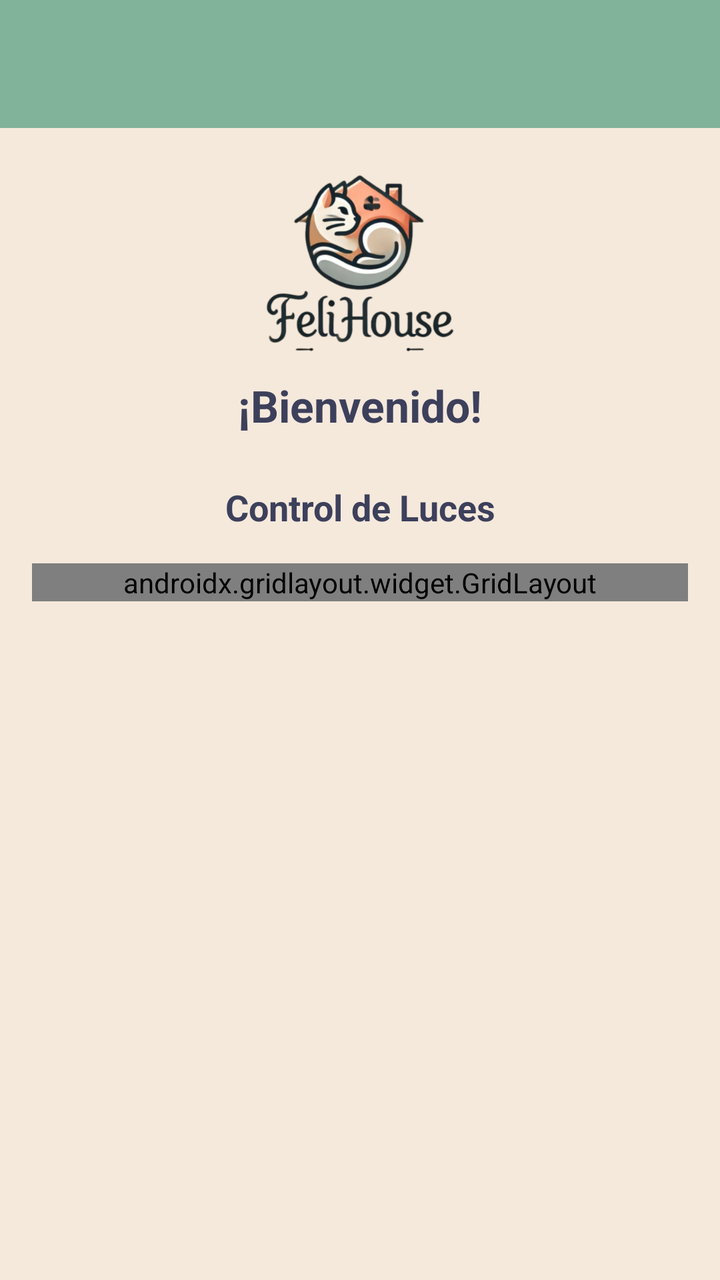
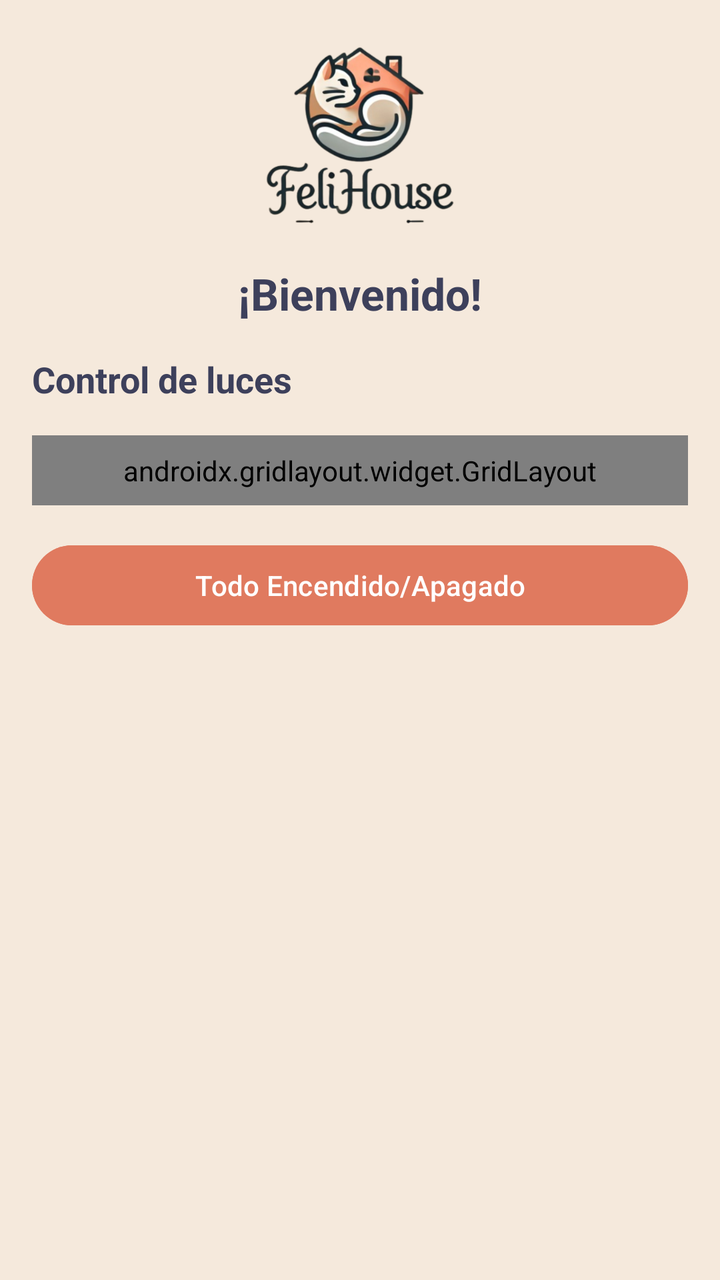

Before-and-after screenshots of an Android layout around one commit, followed by the original layout XML and the change that was made.
<!-- AndroidManifest.xml: application theme Theme.FeliHouse -->
<!-- res/layout/activity_dashboard.xml -->
<androidx.drawerlayout.widget.DrawerLayout
    xmlns:android="http://schemas.android.com/apk/res/android"
    xmlns:app="http://schemas.android.com/apk/res-auto"
    xmlns:tools="http://schemas.android.com/tools"
    android:layout_width="match_parent"
    android:layout_height="match_parent"
    android:id="@+id/main"
    tools:context=".ui.DashboardActivity">

<androidx.constraintlayout.widget.ConstraintLayout
    android:layout_width="match_parent"
    android:layout_height="match_parent"
    android:background="#F5E9DC">

    
    <androidx.appcompat.widget.Toolbar
        android:id="@+id/toolbar"
        android:layout_width="0dp"
        android:layout_height="wrap_content"
        android:background="#81B29A"
        android:elevation="4dp"
        app:layout_constraintTop_toTopOf="parent"
        app:layout_constraintStart_toStartOf="parent"
        app:layout_constraintEnd_toEndOf="parent"
        app:popupTheme="@style/ThemeOverlay.AppCompat.Light"
        android:title="FeliHouse"
        android:titleTextColor="#FFFFFF" />

    

    <ImageView
        android:id="@+id/app_logo"
        android:layout_width="100dp"
        android:layout_height="100dp"
        android:layout_marginTop="16dp"
        android:contentDescription="Logo de la app"
        android:src="@drawable/logosinfondo"
        app:layout_constraintEnd_toEndOf="parent"
        app:layout_constraintStart_toStartOf="parent"
        app:layout_constraintTop_toBottomOf="@id/toolbar"/>

    <TextView
        android:id="@+id/greeting_text"
        android:layout_width="wrap_content"
        android:layout_height="wrap_content"
        android:text="¡Bienvenido!"
        android:textColor="#3D405B"
        android:textSize="22sp"
        android:textStyle="bold"
        android:layout_marginTop="8dp"
        app:layout_constraintTop_toBottomOf="@id/app_logo"
        app:layout_constraintStart_toStartOf="parent"
        app:layout_constraintEnd_toEndOf="parent" />

    
    <TextView
        android:id="@+id/lights_section_title"
        android:layout_width="wrap_content"
        android:layout_height="wrap_content"
        android:text="Control de Luces"
        android:textColor="#3D405B"
        android:textSize="18sp"
        android:textStyle="bold"
        android:layout_marginTop="24dp"
        app:layout_constraintTop_toBottomOf="@id/greeting_text"
        app:layout_constraintStart_toStartOf="parent"
        app:layout_constraintEnd_toEndOf="parent" />

    <androidx.gridlayout.widget.GridLayout
        android:id="@+id/lights_grid"
        android:layout_width="0dp"
        android:layout_height="wrap_content"
        android:layout_margin="16dp"
        android:layout_marginTop="44dp"
        app:columnCount="2"
        app:layout_constraintEnd_toEndOf="parent"
        app:layout_constraintHorizontal_bias="1.0"
        app:layout_constraintStart_toStartOf="parent"
        app:layout_constraintTop_toBottomOf="@id/lights_section_title">

        
        <Button
            android:id="@+id/button_garage_light"
            android:layout_width="0dp"
            android:layout_height="wrap_content"
            android:layout_margin="8dp"
            android:backgroundTint="#81B29A"
            android:text="Cochera"
            android:textColor="#FFFFFF"
            app:layout_columnWeight="1"
            app:layout_rowWeight="1" />

        <Button
            android:id="@+id/button_master_room_light"
            android:layout_width="0dp"
            android:layout_height="wrap_content"
            android:layout_margin="8dp"
            android:backgroundTint="#81B29A"
            android:text="Cuarto Principal"
            android:textColor="#FFFFFF"
            app:layout_columnWeight="1"
            app:layout_rowWeight="1" />

        <Button
            android:id="@+id/button_secondary_room1_light"
            android:layout_width="0dp"
            android:layout_height="wrap_content"
            android:layout_margin="8dp"
            android:backgroundTint="#81B29A"
            android:text="Cuarto Secundario 1"
            android:textColor="#FFFFFF"
            app:layout_columnWeight="1"
            app:layout_rowWeight="1" />

        <Button
            android:id="@+id/button_secondary_room2_light"
            android:layout_width="0dp"
            android:layout_height="wrap_content"
            android:layout_margin="8dp"
            android:backgroundTint="#81B29A"
            android:text="Cuarto Secundario 2"
            android:textColor="#FFFFFF"
            app:layout_columnWeight="1"
            app:layout_rowWeight="1" />

        <Button
            android:id="@+id/button_living_room_light1"
            android:layout_width="0dp"
            android:layout_height="wrap_content"
            android:layout_margin="8dp"
            android:backgroundTint="#81B29A"
            android:text="Sala 1"
            android:textColor="#FFFFFF"
            app:layout_columnWeight="1"
            app:layout_rowWeight="1" />

        <Button
            android:id="@+id/button_living_room_light2"
            android:layout_width="0dp"
            android:layout_height="wrap_content"
            android:layout_margin="8dp"
            android:backgroundTint="#81B29A"
            android:text="Cocina"
            android:textColor="#FFFFFF"
            app:layout_columnWeight="1"
            app:layout_rowWeight="1" />

        <Button
            android:id="@+id/button_hallway_light"
            android:layout_width="0dp"
            android:layout_height="wrap_content"
            android:layout_margin="8dp"
            android:backgroundTint="#81B29A"
            android:text="Pasadizo"
            android:textColor="#FFFFFF"
            app:layout_columnWeight="1"
            app:layout_rowWeight="1" />

        <Button
            android:id="@+id/button_exterior_light1"
            android:layout_width="0dp"
            android:layout_height="wrap_content"
            android:layout_margin="8dp"
            android:backgroundTint="#81B29A"
            android:text="Exterior 1"
            android:textColor="#FFFFFF"
            app:layout_columnWeight="1"
            app:layout_rowWeight="1" />

        <Button
            android:id="@+id/button_bathroom_light"
            android:layout_width="0dp"
            android:layout_height="wrap_content"
            android:layout_margin="8dp"
            android:backgroundTint="#81B29A"
            android:text="Baño"
            android:textColor="#FFFFFF"
            app:layout_columnWeight="1"
            app:layout_rowWeight="1" />

        <Button
            android:id="@+id/button_all_lights"
            android:layout_width="361dp"
            android:layout_height="63dp"
            android:layout_margin="8dp"
            android:backgroundTint="#E07A5F"
            android:text="Todo Encendido/Apagado"
            android:textColor="#FFFFFF"
            app:layout_columnSpan="2" />
    </androidx.gridlayout.widget.GridLayout>

</androidx.constraintlayout.widget.ConstraintLayout>

    
    <com.google.android.material.navigation.NavigationView
        android:id="@+id/navigation_view"
        android:layout_width="wrap_content"
        android:layout_height="match_parent"
        android:layout_gravity="start"
        android:background="#FFFFFF"
        app:menu="@menu/drawer_menu" />
</androidx.drawerlayout.widget.DrawerLayout>
<!-- resources referenced by this layout -->
<resources>
  <!-- drawable logosinfondo: webp bitmap (drawable, 144903 bytes) -->
  <style name="Theme.FeliHouse" parent="Theme.Material3.DayNight.NoActionBar">
          
          
      </style>
</resources>

<!-- the commit's change to res/layout/activity_dashboard.xml (unified diff, before → after) -->
@@ -1,202 +1,335 @@
-<androidx.drawerlayout.widget.DrawerLayout
+<ScrollView
     xmlns:android="http://schemas.android.com/apk/res/android"
     xmlns:app="http://schemas.android.com/apk/res-auto"
-    xmlns:tools="http://schemas.android.com/tools"
     android:layout_width="match_parent"
     android:layout_height="match_parent"
-    android:id="@+id/main"
-    tools:context=".ui.DashboardActivity">
-
-<androidx.constraintlayout.widget.ConstraintLayout
-    android:layout_width="match_parent"
-    android:layout_height="match_parent"
-    android:background="#F5E9DC">
-
-    
-    <androidx.appcompat.widget.Toolbar
-        android:id="@+id/toolbar"
-        android:layout_width="0dp"
+    android:padding="16dp"
+    android:background="@color/melon"
+    android:fillViewport="true">
+
+    <LinearLayout
+        android:layout_width="match_parent"
         android:layout_height="wrap_content"
-        android:background="#81B29A"
-        android:elevation="4dp"
-        app:layout_constraintTop_toTopOf="parent"
-        app:layout_constraintStart_toStartOf="parent"
-        app:layout_constraintEnd_toEndOf="parent"
-        app:popupTheme="@style/ThemeOverlay.AppCompat.Light"
-        android:title="FeliHouse"
-        android:titleTextColor="#FFFFFF" />
-
-    
-
-    <ImageView
-        android:id="@+id/app_logo"
-        android:layout_width="100dp"
-        android:layout_height="100dp"
-        android:layout_marginTop="16dp"
-        android:contentDescription="Logo de la app"
-        android:src="@drawable/logosinfondo"
-        app:layout_constraintEnd_toEndOf="parent"
-        app:layout_constraintStart_toStartOf="parent"
-        app:layout_constraintTop_toBottomOf="@id/toolbar"/>
-
-    <TextView
-        android:id="@+id/greeting_text"
-        android:layout_width="wrap_content"
-        android:layout_height="wrap_content"
-        android:text="¡Bienvenido!"
-        android:textColor="#3D405B"
-        android:textSize="22sp"
-        android:textStyle="bold"
-        android:layout_marginTop="8dp"
-        app:layout_constraintTop_toBottomOf="@id/app_logo"
-        app:layout_constraintStart_toStartOf="parent"
-        app:layout_constraintEnd_toEndOf="parent" />
-
-    
-    <TextView
-        android:id="@+id/lights_section_title"
-        android:layout_width="wrap_content"
-        android:layout_height="wrap_content"
-        android:text="Control de Luces"
-        android:textColor="#3D405B"
-        android:textSize="18sp"
-        android:textStyle="bold"
-        android:layout_marginTop="24dp"
-        app:layout_constraintTop_toBottomOf="@id/greeting_text"
-        app:layout_constraintStart_toStartOf="parent"
-        app:layout_constraintEnd_toEndOf="parent" />
-
-    <androidx.gridlayout.widget.GridLayout
-        android:id="@+id/lights_grid"
-        android:layout_width="0dp"
-        android:layout_height="wrap_content"
-        android:layout_margin="16dp"
-        android:layout_marginTop="44dp"
-        app:columnCount="2"
-        app:layout_constraintEnd_toEndOf="parent"
-        app:layout_constraintHorizontal_bias="1.0"
-        app:layout_constraintStart_toStartOf="parent"
-        app:layout_constraintTop_toBottomOf="@id/lights_section_title">
+        android:orientation="vertical">
+
+        
+        <ImageView
+            android:id="@+id/app_logo"
+            android:layout_width="100dp"
+            android:layout_height="100dp"
+            android:layout_gravity="center"
+            android:src="@drawable/logosinfondo"
+            android:contentDescription="@string/logo"
+            android:layout_marginBottom="16dp" />
+
+        <TextView
+            android:id="@+id/greeting_text"
+            android:layout_width="wrap_content"
+            android:layout_height="wrap_content"
+            android:text="@string/bienvenida"
+            android:textColor="#3D405B"
+            android:textSize="22sp"
+            android:textStyle="bold"
+            android:layout_gravity="center"
+            android:layout_marginBottom="16dp" />
+
+        
+        <TextView
+            android:id="@+id/lights_section_title"
+            android:layout_width="wrap_content"
+            android:layout_height="wrap_content"
+            android:layout_marginBottom="16dp"
+            android:text="@string/luces"
+            android:textColor="#3D405B"
+            android:textSize="18sp"
+            android:textStyle="bold" />
+
+        <androidx.gridlayout.widget.GridLayout
+            android:layout_width="match_parent"
+            android:layout_height="wrap_content"
+            app:columnCount="2"
+            android:padding="8dp">
+
+            
+            <LinearLayout
+                android:layout_width="0dp"
+                android:layout_height="57dp"
+                android:layout_margin="8dp"
+                android:background="@drawable/switch_background"
+                android:elevation="4dp"
+                android:orientation="horizontal"
+                android:padding="16dp"
+                app:layout_columnWeight="1">
+
+                <ImageView
+                    android:layout_width="24dp"
+                    android:layout_height="24dp"
+                    android:layout_marginEnd="8dp"
+                    android:src="@drawable/cama" />
+
+                <TextView
+                    android:layout_width="0dp"
+                    android:layout_height="wrap_content"
+                    android:layout_weight="1"
+                    android:text="@string/cuarto_principal"
+                    android:textColor="@color/blanco"
+                    android:textSize="13sp"
+                    android:textStyle="bold" />
+
+                <androidx.appcompat.widget.SwitchCompat
+                    android:id="@+id/switch_master_room"
+                    android:layout_width="wrap_content"
+                    android:layout_height="wrap_content"
+                    android:thumbTint="@color/blanco"
+                    android:trackTint="@color/verde" />
+
+            </LinearLayout>
+
+            
+
+            
+            <LinearLayout
+                android:layout_width="0dp"
+                android:layout_height="57dp"
+                android:layout_margin="8dp"
+                android:background="@drawable/switch_background"
+                android:elevation="4dp"
+                android:orientation="horizontal"
+                android:padding="16dp"
+                app:layout_columnWeight="1">
+
+                <ImageView
+                    android:layout_width="24dp"
+                    android:layout_height="24dp"
+                    android:layout_marginEnd="8dp"
+                    android:src="@drawable/cama" />
+
+                <TextView
+                    android:layout_width="0dp"
+                    android:layout_height="wrap_content"
+                    android:layout_weight="1"
+                    android:text="@string/cuarto_secundario"
+                    android:textColor="@color/blanco"
+                    android:textSize="8sp"
+                    android:textStyle="bold" />
+
+                <androidx.appcompat.widget.SwitchCompat
+                    android:id="@+id/switch_secondary_room"
+                    android:layout_width="wrap_content"
+                    android:layout_height="wrap_content"
+                    android:thumbTint="@color/blanco"
+                    android:trackTint="@color/verde" />
+            </LinearLayout>
+
+            <LinearLayout
+                android:layout_width="0dp"
+                android:layout_height="57dp"
+                android:layout_margin="8dp"
+                android:background="@drawable/switch_background"
+                android:elevation="4dp"
+                android:orientation="horizontal"
+                android:padding="16dp"
+                app:layout_columnWeight="1">
+
+                <ImageView
+                    android:layout_width="24dp"
+                    android:layout_height="24dp"
+                    android:layout_marginEnd="8dp"
+                    android:src="@drawable/cama" />
+
+                <TextView
+                    android:layout_width="0dp"
+                    android:layout_height="wrap_content"
+                    android:layout_weight="1"
+                    android:text="@string/cuarto_secundario2"
+                    android:textColor="@color/blanco"
+                    android:textSize="8sp"
+                    android:textStyle="bold" />
+
+                <androidx.appcompat.widget.SwitchCompat
+                    android:id="@+id/switch_secondary_room2"
+                    android:layout_width="wrap_content"
+                    android:layout_height="wrap_content"
+                    android:thumbTint="@color/blanco"
+                    android:trackTint="@color/verde" />
+            </LinearLayout>
+
+            
+            <LinearLayout
+                android:layout_width="0dp"
+                android:layout_height="57dp"
+                android:layout_margin="8dp"
+                android:background="@drawable/switch_background"
+                android:elevation="4dp"
+                android:orientation="horizontal"
+                android:padding="16dp"
+                app:layout_columnWeight="1">
+
+                <ImageView
+                    android:layout_width="24dp"
+                    android:layout_height="24dp"
+                    android:layout_marginEnd="8dp"
+                    android:src="@drawable/sala" />
+
+                <TextView
+                    android:layout_width="0dp"
+                    android:layout_height="wrap_content"
+                    android:layout_weight="1"
+                    android:text="@string/sala"
+                    android:textColor="@color/blanco"
+                    android:textSize="16sp"
+                    android:textStyle="bold" />
+
+                <androidx.appcompat.widget.SwitchCompat
+                    android:id="@+id/switch_living_room"
+                    android:layout_width="wrap_content"
+                    android:layout_height="wrap_content"
+                    android:thumbTint="@color/blanco"
+                    android:trackTint="@color/verde" />
+            </LinearLayout>
+
+            <LinearLayout
+                android:layout_width="0dp"
+                android:layout_height="57dp"
+                android:layout_margin="8dp"
+                android:background="@drawable/switch_background"
+                android:elevation="4dp"
+                android:orientation="horizontal"
+                android:padding="16dp"
+                app:layout_columnWeight="1">
+
+                <ImageView
+                    android:layout_width="24dp"
+                    android:layout_height="24dp"
+                    android:layout_marginEnd="8dp"
+                    android:src="@drawable/pasillo" />
+
+                <TextView
+                    android:layout_width="0dp"
+                    android:layout_height="wrap_content"
+                    android:layout_weight="1"
+                    android:text="@string/pasadizo"
+                    android:textColor="@color/blanco"
+                    android:textSize="13sp"
+                    android:textStyle="bold" />
+
+                <androidx.appcompat.widget.SwitchCompat
+                    android:id="@+id/switch_hallway"
+                    android:layout_width="wrap_content"
+                    android:layout_height="wrap_content"
+                    android:thumbTint="@color/blanco"
+                    android:trackTint="@color/verde" />
+            </LinearLayout>
+
+            <LinearLayout
+                android:layout_width="0dp"
+                android:layout_height="57dp"
+                android:layout_margin="8dp"
+                android:background="@drawable/switch_background"
+                android:elevation="4dp"
+                android:orientation="horizontal"
+                android:padding="16dp"
+                app:layout_columnWeight="1">
+
+                <ImageView
+                    android:layout_width="24dp"
+                    android:layout_height="24dp"
+                    android:layout_marginEnd="8dp"
+                    android:src="@drawable/garden" />
+
+                <TextView
+                    android:layout_width="0dp"
+                    android:layout_height="wrap_content"
+                    android:layout_weight="1"
+                    android:text="@string/exterior"
+                    android:textColor="@color/blanco"
+                    android:textSize="12sp"
+                    android:textStyle="bold" />
+
+                <androidx.appcompat.widget.SwitchCompat
+                    android:id="@+id/switch_exterior"
+                    android:layout_width="wrap_content"
+                    android:layout_height="wrap_content"
+                    android:thumbTint="@color/blanco"
+                    android:trackTint="@color/verde" />
+            </LinearLayout>
+
+            <LinearLayout
+                android:layout_width="0dp"
+                android:layout_height="57dp"
+                android:layout_margin="8dp"
+                android:background="@drawable/switch_background"
+                android:elevation="4dp"
+                android:orientation="horizontal"
+                android:padding="16dp"
+                app:layout_columnWeight="1">
+
+                <ImageView
+                    android:layout_width="24dp"
+                    android:layout_height="24dp"
+                    android:layout_marginEnd="8dp"
+                    android:src="@drawable/bano" />
+
+                <TextView
+                    android:layout_width="0dp"
+                    android:layout_height="wrap_content"
+                    android:layout_weight="1"
+                    android:text="@string/baño"
+                    android:textColor="@color/blanco"
+                    android:textSize="13sp"
+                    android:textStyle="bold" />
+
+                <androidx.appcompat.widget.SwitchCompat
+                    android:id="@+id/switch_bathroom"
+                    android:layout_width="wrap_content"
+                    android:layout_height="wrap_content"
+                    android:thumbTint="@color/blanco"
+                    android:trackTint="@color/verde" />
+            </LinearLayout>
+
+            <LinearLayout
+                android:layout_width="0dp"
+                android:layout_height="57dp"
+                android:layout_margin="8dp"
+                android:background="@drawable/switch_background"
+                android:elevation="4dp"
+                android:orientation="horizontal"
+                android:padding="16dp"
+                app:layout_columnWeight="1">
+
+                <ImageView
+                    android:layout_width="24dp"
+                    android:layout_height="24dp"
+                    android:layout_marginEnd="8dp"
+                    android:src="@drawable/garage" />
+
+                <TextView
+                    android:layout_width="0dp"
+                    android:layout_height="wrap_content"
+                    android:layout_weight="1"
+                    android:text="@string/cochera"
+                    android:textColor="@color/blanco"
+                    android:textSize="13sp"
+                    android:textStyle="bold" />
+
+                <androidx.appcompat.widget.SwitchCompat
+                    android:id="@+id/switch_garage"
+                    android:layout_width="wrap_content"
+                    android:layout_height="wrap_content"
+                    android:thumbTint="@color/blanco"
+                    android:trackTint="@color/verde" />
+            </LinearLayout>
+
+        </androidx.gridlayout.widget.GridLayout>
 
         
         <Button
-            android:id="@+id/button_garage_light"
-            android:layout_width="0dp"
+            android:id="@+id/button_all_lights"
+            android:layout_width="match_parent"
             android:layout_height="wrap_content"
-            android:layout_margin="8dp"
-            android:backgroundTint="#81B29A"
-            android:text="Cochera"
-            android:textColor="#FFFFFF"
-            app:layout_columnWeight="1"
-            app:layout_rowWeight="1" />
-
-        <Button
-            android:id="@+id/button_master_room_light"
-            android:layout_width="0dp"
-            android:layout_height="wrap_content"
-            android:layout_margin="8dp"
-            android:backgroundTint="#81B29A"
-            android:text="Cuarto Principal"
-            android:textColor="#FFFFFF"
-            app:layout_columnWeight="1"
-            app:layout_rowWeight="1" />
-
-        <Button
-            android:id="@+id/button_secondary_room1_light"
-            android:layout_width="0dp"
-            android:layout_height="wrap_content"
-            android:layout_margin="8dp"
-            android:backgroundTint="#81B29A"
-            android:text="Cuarto Secundario 1"
-            android:textColor="#FFFFFF"
-            app:layout_columnWeight="1"
-            app:layout_rowWeight="1" />
-
-        <Button
-            android:id="@+id/button_secondary_room2_light"
-            android:layout_width="0dp"
-            android:layout_height="wrap_content"
-            android:layout_margin="8dp"
-            android:backgroundTint="#81B29A"
-            android:text="Cuarto Secundario 2"
-            android:textColor="#FFFFFF"
-            app:layout_columnWeight="1"
-            app:layout_rowWeight="1" />
-
-        <Button
-            android:id="@+id/button_living_room_light1"
-            android:layout_width="0dp"
-            android:layout_height="wrap_content"
-            android:layout_margin="8dp"
-            android:backgroundTint="#81B29A"
-            android:text="Sala 1"
-            android:textColor="#FFFFFF"
-            app:layout_columnWeight="1"
-            app:layout_rowWeight="1" />
-
-        <Button
-            android:id="@+id/button_living_room_light2"
-            android:layout_width="0dp"
-            android:layout_height="wrap_content"
-            android:layout_margin="8dp"
-            android:backgroundTint="#81B29A"
-            android:text="Cocina"
-            android:textColor="#FFFFFF"
-            app:layout_columnWeight="1"
-            app:layout_rowWeight="1" />
-
-        <Button
-            android:id="@+id/button_hallway_light"
-            android:layout_width="0dp"
-            android:layout_height="wrap_content"
-            android:layout_margin="8dp"
-            android:backgroundTint="#81B29A"
-            android:text="Pasadizo"
-            android:textColor="#FFFFFF"
-            app:layout_columnWeight="1"
-            app:layout_rowWeight="1" />
-
-        <Button
-            android:id="@+id/button_exterior_light1"
-            android:layout_width="0dp"
-            android:layout_height="wrap_content"
-            android:layout_margin="8dp"
-            android:backgroundTint="#81B29A"
-            android:text="Exterior 1"
-            android:textColor="#FFFFFF"
-            app:layout_columnWeight="1"
-            app:layout_rowWeight="1" />
-
-        <Button
-            android:id="@+id/button_bathroom_light"
-            android:layout_width="0dp"
-            android:layout_height="wrap_content"
-            android:layout_margin="8dp"
-            android:backgroundTint="#81B29A"
-            android:text="Baño"
-            android:textColor="#FFFFFF"
-            app:layout_columnWeight="1"
-            app:layout_rowWeight="1" />
-
-        <Button
-            android:id="@+id/button_all_lights"
-            android:layout_width="361dp"
-            android:layout_height="63dp"
-            android:layout_margin="8dp"
-            android:backgroundTint="#E07A5F"
-            android:text="Todo Encendido/Apagado"
-            android:textColor="#FFFFFF"
-            app:layout_columnSpan="2" />
-    </androidx.gridlayout.widget.GridLayout>
-
-</androidx.constraintlayout.widget.ConstraintLayout>
-
-    
-    <com.google.android.material.navigation.NavigationView
-        android:id="@+id/navigation_view"
-        android:layout_width="wrap_content"
-        android:layout_height="match_parent"
-        android:layout_gravity="start"
-        android:background="#FFFFFF"
-        app:menu="@menu/drawer_menu" />
-</androidx.drawerlayout.widget.DrawerLayout>
+            android:layout_marginTop="16dp"
+            android:backgroundTint="@color/rojo"
+            android:text="@string/encendido_apagado"
+            android:textColor="#FFFFFF" />
+    </LinearLayout>
+</ScrollView>
<!-- resource entries referenced after the edit -->
@@ -1,9 +1,37 @@
 <!-- resources referenced by this layout -->
 <resources>
+  <color name="blanco">#FFFFFF</color>
+  <color name="melon">#F5E9DC</color>
+  <color name="rojo">#E07A5F</color>
+  <color name="verde">#81B29A</color>
+  <!-- drawable bano: webp bitmap (drawable, 9493 bytes) -->
+  <!-- drawable cama: webp bitmap (drawable, 4783 bytes) -->
+  <!-- drawable garage: webp bitmap (drawable, 7829 bytes) -->
+  <!-- drawable garden: webp bitmap (drawable, 12196 bytes) -->
   <!-- drawable logosinfondo: webp bitmap (drawable, 144903 bytes) -->
+  <!-- drawable pasillo: webp bitmap (drawable, 16008 bytes) -->
+  <!-- drawable sala: webp bitmap (drawable, 12610 bytes) -->
+  <!-- drawable switch_background (drawable) -->
+  <shape xmlns:android="http://schemas.android.com/apk/res/android">
+      <solid android:color="@color/verde" />
+      <corners android:radius="12dp" />
+      <stroke android:width="2dp" android:color="@color/negro" />
+  </shape>
+  <string name="bienvenida">¡Bienvenido!</string>
+  <string name="cochera">Cochera</string>
+  <string name="cuarto_principal">Principal</string>
+  <string name="cuarto_secundario">Secundario 1</string>
+  <string name="cuarto_secundario2">Secundario 2</string>
+  <string name="encendido_apagado">Todo Encendido/Apagado</string>
+  <string name="exterior">Exterior</string>
+  <string name="logo">Logo de la app</string>
+  <string name="luces">Control de luces</string>
+  <string name="pasadizo">Pasadizo</string>
+  <string name="sala">Sala</string>
   <style name="Theme.FeliHouse" parent="Theme.Material3.DayNight.NoActionBar">
           
           
       </style>
+  <color name="negro">#000000</color>
 </resources>
 
